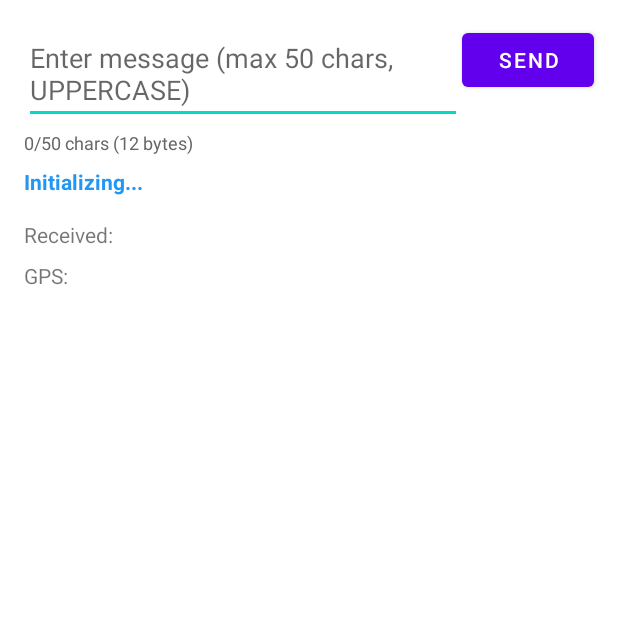
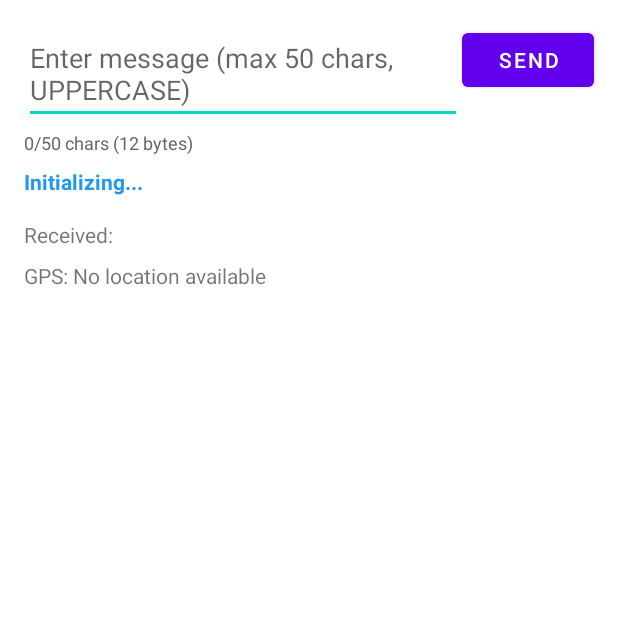
Before and after one commit to psytraxx/android-lora-ble-bridge, an Android app: the screen it shows after launch (MainActivity), on a phone screen of 412 x 824 dp, the top half of it. Run offline under Robolectric (Android 15) with nearby library versions, the phone set to English and light mode, and no system bars.

Commit message:
feat: implement periodic GPS updates and enhance location retrieval logic

```diff
--- a/android/app/src/main/java/com/lora/android/MainActivity.java
+++ b/android/app/src/main/java/com/lora/android/MainActivity.java
@@ -100,6 +100,16 @@ public class MainActivity extends AppCompatActivity {
         updateGps();
         updateCharCount(""); // Initialize counter
         updateConnectionStatus("Initializing...");
+
+        // Update GPS periodically every 5 seconds
+        final android.os.Handler gpsHandler = new android.os.Handler(android.os.Looper.getMainLooper());
+        gpsHandler.postDelayed(new Runnable() {
+            @Override
+            public void run() {
+                updateGps();
+                gpsHandler.postDelayed(this, 5000); // Update every 5 seconds
+            }
+        }, 5000);
     }
 
     private void checkPermissions() {
@@ -329,6 +339,9 @@ public class MainActivity extends AppCompatActivity {
             return;
         }
 
+        // Update GPS before sending to get the latest location
+        android.util.Log.d("LoRaApp", "Updating GPS before sending message...");
+        updateGps();
         Location location = getLastKnownLocation();
 
         try {
@@ -395,15 +408,77 @@ public class MainActivity extends AppCompatActivity {
     private Location getLastKnownLocation() {
         if (ActivityCompat.checkSelfPermission(this,
                 Manifest.permission.ACCESS_FINE_LOCATION) != PackageManager.PERMISSION_GRANTED) {
+            android.util.Log.e("LoRaApp", "Location permission not granted");
             return null;
         }
-        return locationManager.getLastKnownLocation(LocationManager.GPS_PROVIDER);
+
+        // Try multiple providers to get the best location
+        Location bestLocation = null;
+
+        // Try GPS provider first (most accurate)
+        try {
+            Location gpsLocation = locationManager.getLastKnownLocation(LocationManager.GPS_PROVIDER);
+            if (gpsLocation != null) {
+                android.util.Log.d("LoRaApp", "GPS location: " + gpsLocation.getLatitude() + ", " + gpsLocation.getLongitude() + " (age: " + (System.currentTimeMillis() - gpsLocation.getTime()) + "ms)");
+                bestLocation = gpsLocation;
+            } else {
+                android.util.Log.d("LoRaApp", "GPS location is null");
+            }
+        } catch (Exception e) {
+            android.util.Log.e("LoRaApp", "Error getting GPS location: " + e.getMessage());
+        }
+
+        // Try Network provider as fallback
+        try {
+            Location networkLocation = locationManager.getLastKnownLocation(LocationManager.NETWORK_PROVIDER);
+            if (networkLocation != null) {
+                android.util.Log.d("LoRaApp", "Network location: " + networkLocation.getLatitude() + ", " + networkLocation.getLongitude() + " (age: " + (System.currentTimeMillis() - networkLocation.getTime()) + "ms)");
+                if (bestLocation == null || networkLocation.getTime() > bestLocation.getTime()) {
+                    bestLocation = networkLocation;
+                }
+            } else {
+                android.util.Log.d("LoRaApp", "Network location is null");
+            }
+        } catch (Exception e) {
+            android.util.Log.e("LoRaApp", "Error getting network location: " + e.getMessage());
+        }
+
+        // Try Fused provider (if available)
+        try {
+            Location fusedLocation = locationManager.getLastKnownLocation(LocationManager.FUSED_PROVIDER);
+            if (fusedLocation != null) {
+                android.util.Log.d("LoRaApp", "Fused location: " + fusedLocation.getLatitude() + ", " + fusedLocation.getLongitude() + " (age: " + (System.currentTimeMillis() - fusedLocation.getTime()) + "ms)");
+                if (bestLocation == null || fusedLocation.getTime() > bestLocation.getTime()) {
+                    bestLocation = fusedLocation;
+                }
+            } else {
+                android.util.Log.d("LoRaApp", "Fused location is null");
+            }
+        } catch (Exception e) {
+            android.util.Log.e("LoRaApp", "Error getting fused location: " + e.getMessage());
+        }
+
+        if (bestLocation == null) {
+            android.util.Log.w("LoRaApp", "No location available from any provider");
+        } else {
+            android.util.Log.i("LoRaApp", "Using location: " + bestLocation.getLatitude() + ", " + bestLocation.getLongitude() + " from provider: " + bestLocation.getProvider());
+        }
+
+        return bestLocation;
     }
 
     private void updateGps() {
         Location location = getLastKnownLocation();
         if (location != null) {
-            gpsTextView.setText("GPS: " + location.getLatitude() + ", " + location.getLongitude());
+            String gpsText = String.format("GPS: %.6f, %.6f (%s)",
+                location.getLatitude(),
+                location.getLongitude(),
+                location.getProvider());
+            gpsTextView.setText(gpsText);
+            android.util.Log.d("LoRaApp", "GPS display updated: " + gpsText);
+        } else {
+            gpsTextView.setText("GPS: No location available");
+            android.util.Log.w("LoRaApp", "No GPS location to display");
         }
     }
 
```
